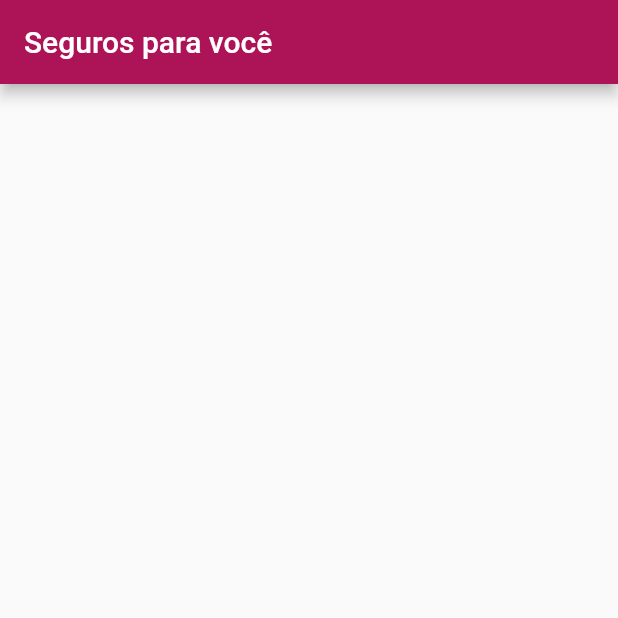
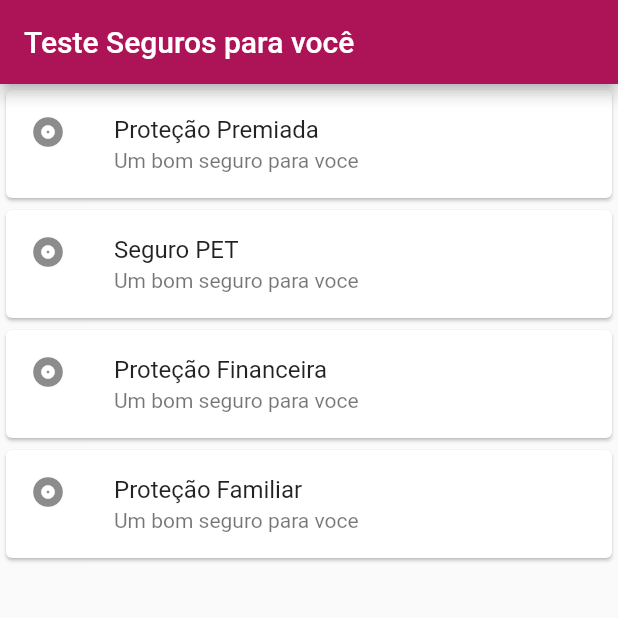
Before and after one commit to andytsunami/bancoBancoVc, a Flutter app: the screen it shows after launch, on a phone screen of 412 x 824 dp, the top half of it. Run offline on Flutter 3.47's test engine with Material 2 defaults, Android fonts, the phone set to English and light mode, and no system bars.

Commit message:
Teste de novo fluxo de layout

```diff
--- a/lib/models/seguro/seguro.dart
+++ b/lib/models/seguro/seguro.dart
@@ -1,15 +1,17 @@
 class Seguro {
   final double valor;
   final int codigo;
+  final String nome;
   final String descricao = "Um bom seguro para voce";
 
   Seguro(
     this.valor,
     this.codigo,
+    this.nome,
   );
 
   @override
   String toString() {
-    return 'Transferencia{_valor: $valor, _conta: $codigo}';
+    return 'Transferencia{_valor: $valor, _conta: $codigo, _nome: $nome}';
   }
 }
--- a/lib/screens/seguro/formulario.dart
+++ b/lib/screens/seguro/formulario.dart
@@ -59,8 +59,9 @@ class FormularioSeguroState extends State {
     final int conta = int.tryParse(_controladorCampoNumeroConta.text);
     final double valor = double.tryParse(_controladorCampoValor.text);
 
+
     if (valor != null && conta != null) {
-      final seguroCriado = Seguro(valor, conta);
+      final seguroCriado = Seguro(valor, conta,"");
       //debugPrint("$seguroCriado");
       Navigator.pop(ctx, seguroCriado);
       Scaffold.of(ctx).showSnackBar(
--- a/lib/screens/seguro/lista.dart
+++ b/lib/screens/seguro/lista.dart
@@ -1,10 +1,11 @@
 import 'package:banco_banco_vc/models/seguro/seguro.dart';
 import 'package:flutter/material.dart';
 
-const _tituloAppBar = "Seguros para você";
+const _tituloAppBar = "Teste Seguros para você";
 
 class ListaSeguro extends StatefulWidget {
   final List<Seguro> _seguros = List();
+
 
   @override
   State<StatefulWidget> createState() {
@@ -13,8 +14,15 @@ class ListaSeguro extends StatefulWidget {
 }
 
 class ListaSeguroState extends State<ListaSeguro> {
+
   @override
   Widget build(BuildContext context) {
+
+    //Mockup de seguros
+    widget._seguros.add(Seguro(100,200,"Proteção Premiada"));
+    widget._seguros.add(Seguro(100,200,"Seguro PET"));
+    widget._seguros.add(Seguro(100,200,"Proteção Financeira"));
+    widget._seguros.add(Seguro(100,200,"Proteção Familiar"));
 
     return Scaffold(
       appBar: AppBar(
@@ -23,7 +31,6 @@ class ListaSeguroState extends State<ListaSeguro> {
       body: ListView.builder(
         itemCount: widget._seguros.length,
         itemBuilder: (context, indice) {
-          Navigator.pop(context, Seguro(100,200));
           final seguro = widget._seguros[indice];
           return ItemSeguro(seguro);
         },
@@ -54,19 +61,18 @@ class ItemSeguro extends StatelessWidget {
 
   @override
   Widget build(BuildContext context) {
-    return Center(
-      child: Card(
+    return Card(
         child: Column(
           mainAxisSize: MainAxisSize.min,
           children: <Widget>[
              ListTile(
               leading: Icon(Icons.album),
-              title: Text(this._seguro.descricao),
-               subtitle: Text("Algum outro texto??"),
+              title: Text(this._seguro.nome),
+               subtitle: Text(this._seguro.descricao),
             )
           ],
         ),
-      ),
-    );
+      );
+
   }
 }
```
